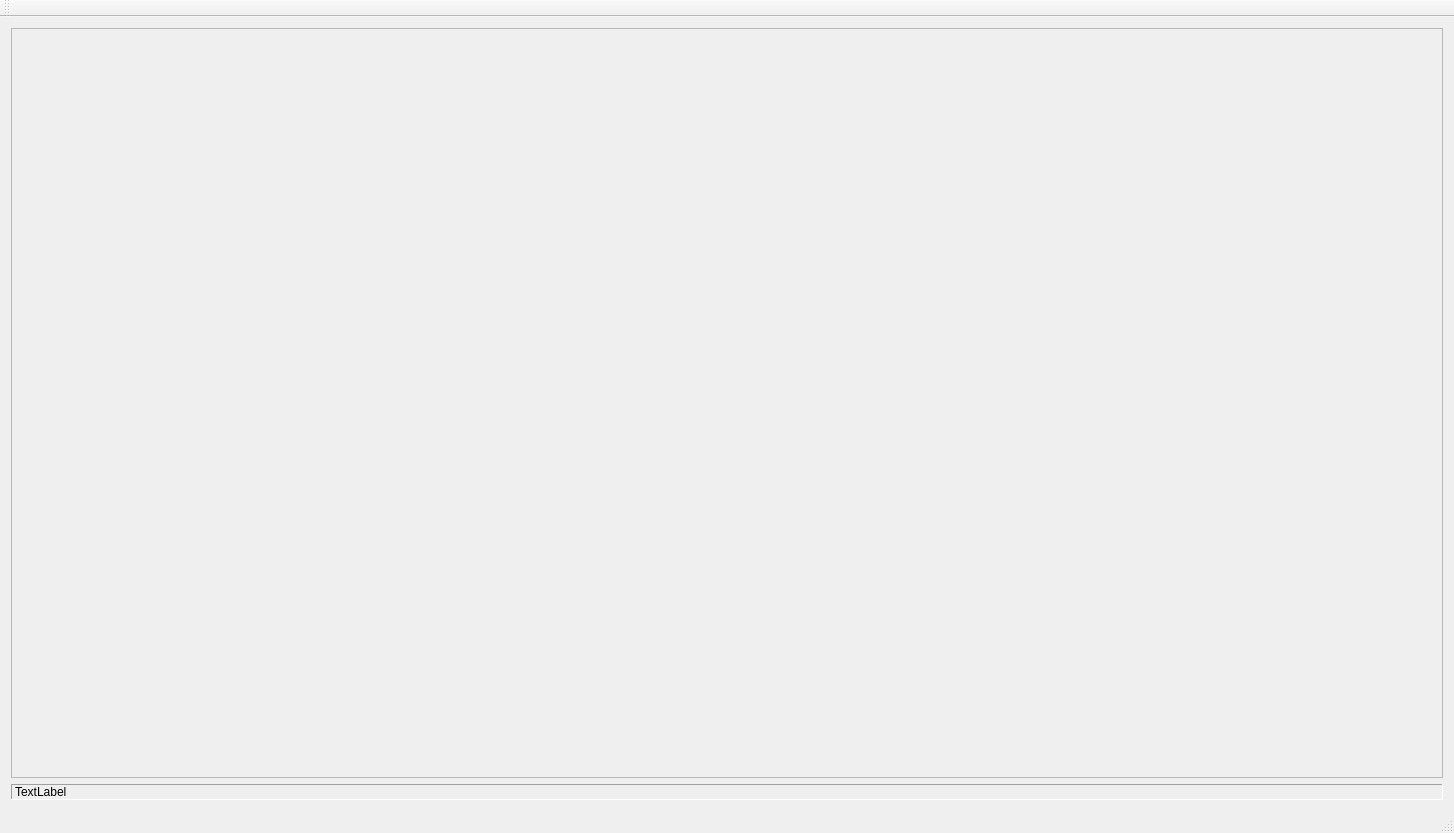
This is mainwindow.ui in RuscherGerhard/surface as Qt 5 draws it before an edit. The edited form follows.
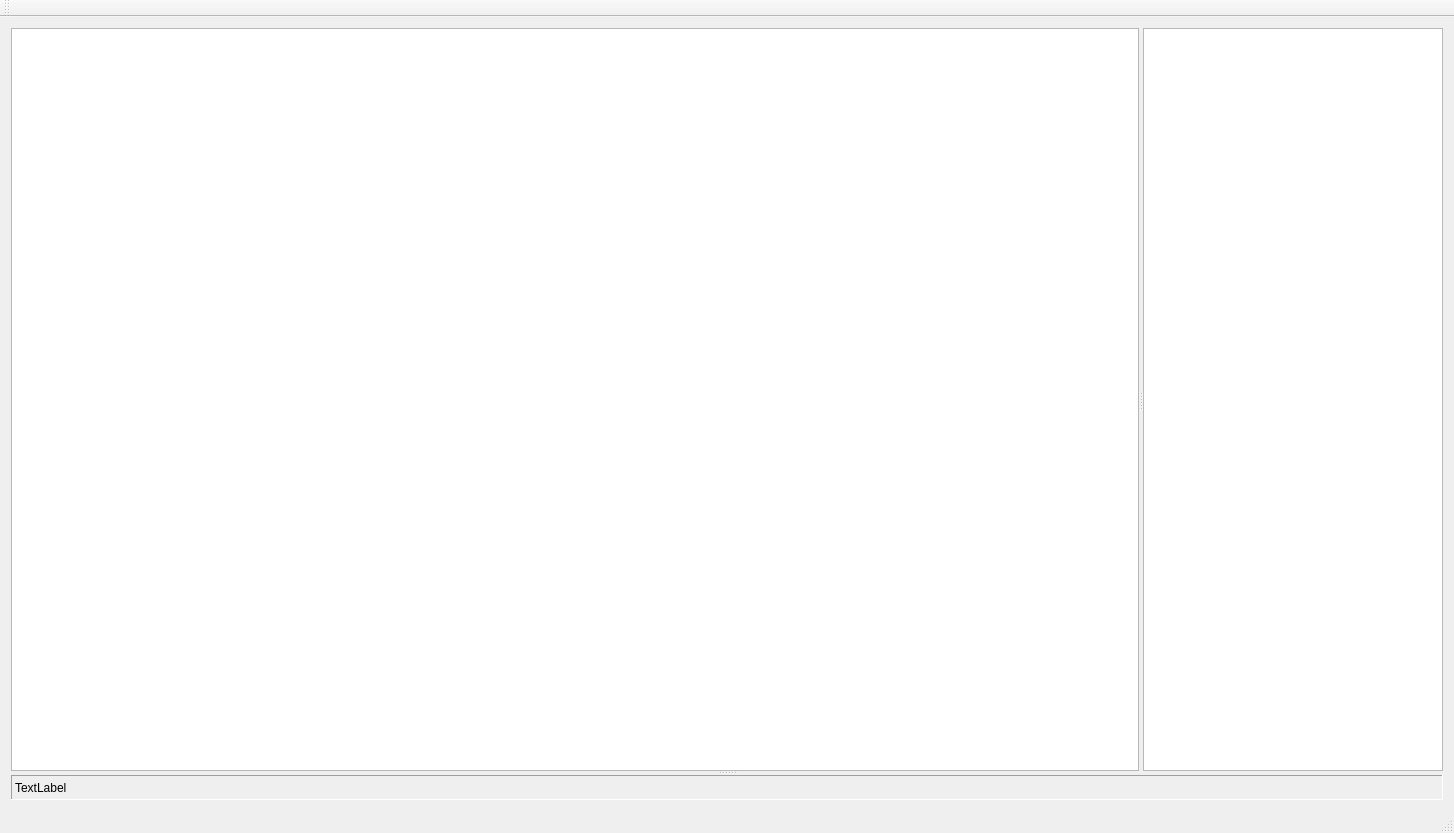
This is the edited form.

Commit message: Pipe Output View added

What changed in the file:
```diff
--- a/mainwindow.ui
+++ b/mainwindow.ui
@@ -16,24 +16,43 @@
   <widget class="QWidget" name="centralWidget">
    <layout class="QGridLayout" name="gridLayout">
     <item row="0" column="0">
-     <widget class="QScrollArea" name="scrollArea">
-      <property name="widgetResizable">
-       <bool>true</bool>
+     <widget class="QSplitter" name="splitter_2">
+      <property name="orientation">
+       <enum>Qt::Vertical</enum>
       </property>
-      <widget class="QWidget" name="scrollAreaWidgetContents">
-       <property name="geometry">
-        <rect>
-         <x>0</x>
-         <y>0</y>
-         <width>1434</width>
-         <height>718</height>
-        </rect>
+      <widget class="QSplitter" name="splitter">
+       <property name="orientation">
+        <enum>Qt::Horizontal</enum>
        </property>
-      </widget>
-     </widget>
-    </item>
-    <item row="1" column="0">
+       <widget class="QGraphicsView" name="graphicsView"/>
+       <widget class="QGraphicsView" name="ResultsView">
+        <property name="sizePolicy">
+         <sizepolicy hsizetype="Minimum" vsizetype="Expanding">
+          <horstretch>0</horstretch>
+          <verstretch>0</verstretch>
+         </sizepolicy>
+        </property>
+        <property name="minimumSize">
+         <size>
+          <width>0</width>
+          <height>0</height>
+         </size>
+        </property>
+        <property name="maximumSize">
+         <size>
+          <width>300</width>
+          <height>16777215</height>
+         </size>
+        </property>
+       </widget>
+      </widget>
      <widget class="QLabel" name="ErrorLabel">
+       <property name="maximumSize">
+        <size>
+         <width>16777215</width>
+         <height>25</height>
+        </size>
+       </property>
       <property name="frameShape">
        <enum>QFrame::Panel</enum>
       </property>
@@ -43,6 +62,7 @@
       <property name="text">
        <string>TextLabel</string>
       </property>
+      </widget>
      </widget>
     </item>
    </layout>
```
Lines whose indentation alone changed are shown as unchanged. The commit also changes 12 other files.
